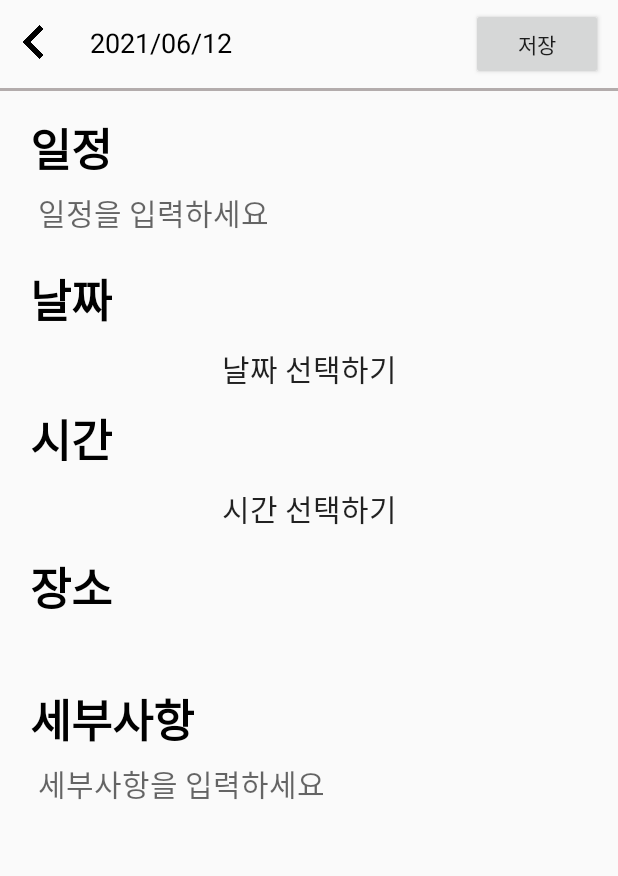
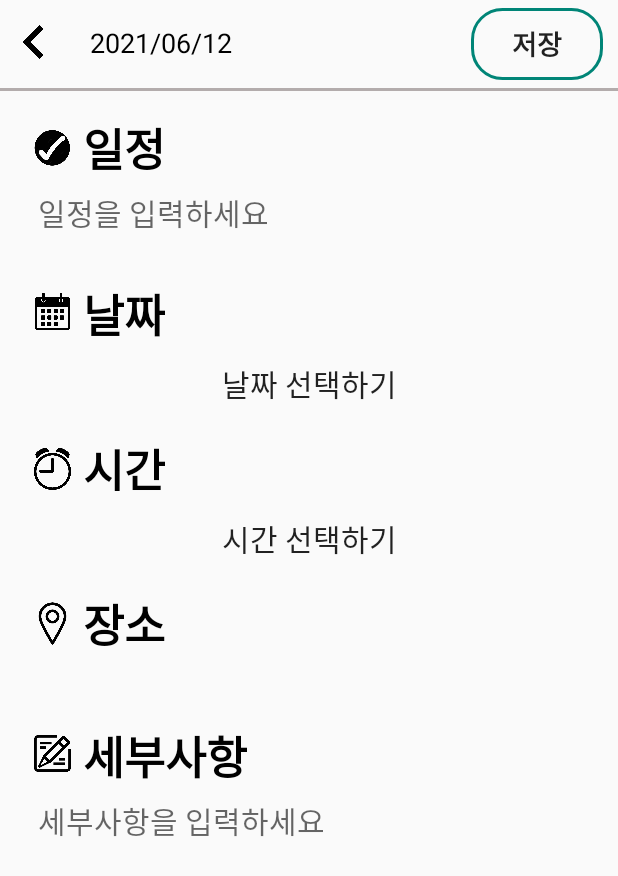
Before and after one commit to jiyeong-yun/MobileProgramming2021, an Android app: the AddscheduleActivity screen opened directly, with no data from a screen before it, on a phone screen of 412 x 824 dp. Shown: the top 876 px of the screen. Run offline under Robolectric (Android 15) with nearby library versions, the phone set to English and light mode, and no system bars; our stand-ins replace Room's generated code; 1 statement that could not run was skipped.

Commit message:
전체적으로 디자인 수정

```diff
--- a/MyCalendar/app/src/main/java/org/techtown/mycalendar/ListAdapter.java
+++ b/MyCalendar/app/src/main/java/org/techtown/mycalendar/ListAdapter.java
@@ -83,7 +83,7 @@ public class ListAdapter extends RecyclerView.Adapter<ListAdapter.ViewHolder> {
                         Intent intent = new Intent(v.getContext(), MapActivity.class);
                         intent.putExtra("position", position);
                         intent.putExtra("location", location.getText().toString());
-                        Log.d("###", "카드뷰 location: " + location.getText().toString());
+                        Log.d("###", "카드뷰 position: " + position);
                         v.getContext().startActivity(intent);
                     }
                 }
--- /dev/null
+++ b/MyCalendar/app/src/main/res/drawable/button.xml
@@ -0,0 +1,13 @@
+<?xml version="1.0" encoding="utf-8"?>
+<shape xmlns:android="http://schemas.android.com/apk/res/android"
+    android:shape="rectangle">
+
+    <stroke
+        android:width="2dp"
+        android:color="#008577" />
+
+    <size
+        android:width="36dp"
+        android:height="40dp" />
+    <corners android:radius="20dp" />
+</shape>
--- /dev/null
+++ b/MyCalendar/app/src/main/res/drawable/roundgreen.xml
@@ -0,0 +1,16 @@
+<?xml version="1.0" encoding="utf-8"?>
+<shape xmlns:android="http://schemas.android.com/apk/res/android"
+    android:shape="rectangle">
+
+    <stroke
+        android:width="1dp"
+        android:color="#008577" />
+
+    <!--
+    <size
+        android:width="36dp"
+        android:height="40dp" />
+        -->
+
+    <corners android:radius="20dp" />
+</shape>
--- a/MyCalendar/app/src/main/res/layout/activity_addschedule.xml
+++ b/MyCalendar/app/src/main/res/layout/activity_addschedule.xml
@@ -5,8 +5,6 @@
     android:layout_width="match_parent"
     android:layout_height="match_parent"
     android:orientation="vertical">
-
-    <!-- 디자인 다시 -->
 
     <FrameLayout
         android:layout_width="match_parent"
@@ -36,10 +34,13 @@
         <Button
             android:id="@+id/btn_save"
             android:layout_width="wrap_content"
-            android:layout_height="match_parent"
+            android:layout_height="wrap_content"
             android:layout_marginTop="5dp"
             android:layout_marginRight="10dp"
             android:layout_gravity="right"
+            android:background="@drawable/button"
+            android:textSize="18sp"
+            android:textStyle="bold"
             android:text="저장" />
     </FrameLayout>
 
@@ -51,15 +52,31 @@
         android:layout_marginBottom="5dp"
         android:layout_marginTop="5dp" />
 
+    <LinearLayout
+        android:layout_width="match_parent"
+        android:layout_height="wrap_content"
+        android:orientation="horizontal"
+        android:layout_marginTop="10dp">
+
+        <ImageView
+            android:layout_width="30dp"
+            android:layout_height="30dp"
+            android:src="@drawable/check"
+            android:layout_gravity="center"
+            android:layout_marginLeft="20dp"/>
+
         <TextView
             android:layout_width="wrap_content"
             android:layout_height="wrap_content"
-        android:layout_marginLeft="20dp"
-        android:layout_marginTop="10dp"
+            android:layout_marginLeft="5dp"
+            android:layout_gravity="center"
             android:text="일정"
             android:textColor="@color/black"
             android:textSize="30sp"
             android:textStyle="bold"/>
+
+    </LinearLayout>
+
 
     <EditText
         android:id="@+id/et_todo"
@@ -76,14 +93,30 @@
         android:textSize="20sp"
         android:background="@null"/>
 
+    <LinearLayout
+        android:layout_width="match_parent"
+        android:layout_height="wrap_content"
+        android:orientation="horizontal"
+        android:layout_marginTop="10dp">
+
+        <ImageView
+            android:layout_width="30dp"
+            android:layout_height="30dp"
+            android:src="@drawable/todo"
+            android:layout_gravity="center"
+            android:layout_marginLeft="20dp"/>
+
         <TextView
             android:layout_height="wrap_content"
             android:layout_width="wrap_content"
-        android:layout_marginLeft="20dp"
+            android:layout_marginLeft="5dp"
             android:text="날짜"
             android:textColor="@color/black"
             android:textSize="30sp"
             android:textStyle="bold" />
+
+    </LinearLayout>
+
 
     <Button
         android:id="@+id/btn_date"
@@ -94,14 +127,29 @@
         android:text="날짜 선택하기"
         android:textSize="20sp" />
 
+    <LinearLayout
+        android:layout_width="match_parent"
+        android:layout_height="wrap_content"
+        android:orientation="horizontal"
+        android:layout_marginTop="10dp">
+
+        <ImageView
+            android:layout_width="30dp"
+            android:layout_height="30dp"
+            android:src="@drawable/clock"
+            android:layout_gravity="center"
+            android:layout_marginLeft="20dp"/>
+
         <TextView
             android:layout_height="wrap_content"
             android:layout_width="wrap_content"
-        android:layout_marginLeft="20dp"
+            android:layout_marginLeft="5dp"
             android:text="시간"
             android:textColor="@color/black"
             android:textSize="30sp"
             android:textStyle="bold" />
+
+    </LinearLayout>
 
     <Button
         android:id="@+id/btn_time"
@@ -112,15 +160,29 @@
         android:text="시간 선택하기"
         android:textSize="20sp" />
 
+    <LinearLayout
+        android:layout_width="match_parent"
+        android:layout_height="wrap_content"
+        android:orientation="horizontal"
+        android:layout_marginTop="10dp">
+
+        <ImageView
+            android:layout_width="30dp"
+            android:layout_height="30dp"
+            android:src="@drawable/spot"
+            android:layout_gravity="center"
+            android:layout_marginLeft="20dp"/>
+
         <TextView
+            android:layout_height="wrap_content"
             android:layout_width="wrap_content"
-        android:layout_height="wrap_content"
-        android:layout_marginLeft="20dp"
+            android:layout_marginLeft="5dp"
             android:text="장소"
             android:textColor="@color/black"
             android:textSize="30sp"
-        android:textStyle="bold"
-        android:layout_marginTop="5dp"/>
+            android:textStyle="bold" />
+
+    </LinearLayout>
 
     <TextView
         android:id="@+id/set_location"
@@ -135,15 +197,29 @@
         android:textColor="#333232"
         android:textSize="20sp"/>
 
+    <LinearLayout
+        android:layout_width="match_parent"
+        android:layout_height="wrap_content"
+        android:orientation="horizontal"
+        android:layout_marginTop="10dp">
+
+        <ImageView
+            android:layout_width="30dp"
+            android:layout_height="30dp"
+            android:src="@drawable/memo"
+            android:layout_gravity="center"
+            android:layout_marginLeft="20dp"/>
+
         <TextView
+            android:layout_height="wrap_content"
             android:layout_width="wrap_content"
-            android:layout_height="wrap_content"
-            android:layout_marginLeft="20dp"
-            android:layout_marginTop="10dp"
+            android:layout_marginLeft="5dp"
             android:text="세부사항"
             android:textColor="@color/black"
             android:textSize="30sp"
-            android:textStyle="bold"/>
+            android:textStyle="bold" />
+
+    </LinearLayout>
 
         <EditText
             android:id="@+id/et_memo"
--- a/MyCalendar/app/src/main/res/layout/activity_main.xml
+++ b/MyCalendar/app/src/main/res/layout/activity_main.xml
@@ -12,9 +12,12 @@
         android:layout_width="wrap_content"
         android:layout_height="wrap_content"
         android:padding="10dp"
-        android:layout_margin="10dp"
+        android:layout_marginTop="10dp"
+        android:layout_marginRight="10dp"
         android:layout_gravity="right"
+        android:background="@drawable/button"
         android:text="일정추가"
+        android:textStyle="bold"
         android:textSize="15sp"/>
 
     <androidx.recyclerview.widget.RecyclerView
--- a/MyCalendar/app/src/main/res/layout/activity_map2.xml
+++ b/MyCalendar/app/src/main/res/layout/activity_map2.xml
@@ -29,7 +29,11 @@
                 android:id="@+id/btn_search"
                 android:layout_width="100dp"
                 android:layout_height="wrap_content"
-                android:paddingEnd="10dp"
+                android:layout_marginTop="3dp"
+                android:layout_marginBottom="5dp"
+                android:background="@drawable/button"
+                android:textSize="18sp"
+                android:textStyle="bold"
                 android:text="검색" />
         </LinearLayout>
 
--- a/MyCalendar/app/src/main/res/layout/activity_splash.xml
+++ b/MyCalendar/app/src/main/res/layout/activity_splash.xml
@@ -13,5 +13,7 @@
         android:layout_height="300dp"
         android:layout_gravity="center_vertical"
         android:layout_marginTop="150dp"
-        android:background="@drawable/logo" />
+        android:layout_marginLeft="20dp"
+        android:layout_marginRight="20dp"
+        android:background="@drawable/logo2" />
 </LinearLayout>
--- a/MyCalendar/app/src/main/res/layout/list_item.xml
+++ b/MyCalendar/app/src/main/res/layout/list_item.xml
@@ -57,7 +57,7 @@
                 android:layout_width="match_parent"
                 android:layout_height="2dp"
                 android:layout_centerInParent="true"
-                android:background="#B3ACAC"
+                android:background="#008577"
                 android:layout_marginBottom="5dp"
                 android:layout_marginTop="5dp" />
 
```
Also changed, not shown: MyCalendar/app/src/main/res/drawable/check.png (added), MyCalendar/app/src/main/res/drawable/clock.png (added), MyCalendar/app/src/main/res/drawable/logo.png (deleted), MyCalendar/app/src/main/res/drawable/logo2.png (added), MyCalendar/app/src/main/res/drawable/memo.png (added), MyCalendar/app/src/main/res/drawable/spot.png (added), MyCalendar/app/src/main/res/drawable/todo.png (added). Lines whose indentation alone changed are shown as unchanged.
